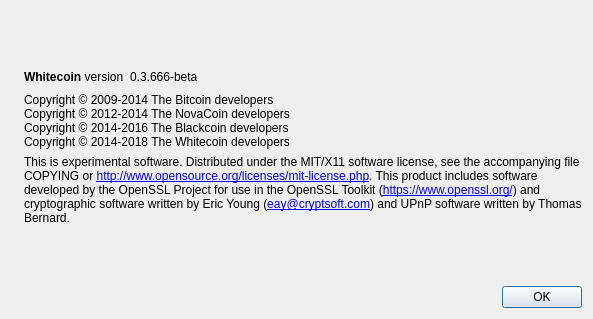
Above: src/qt/forms/aboutdialog.ui from WhitecoinCore/whitecoin before the change. Below: the same form after it.
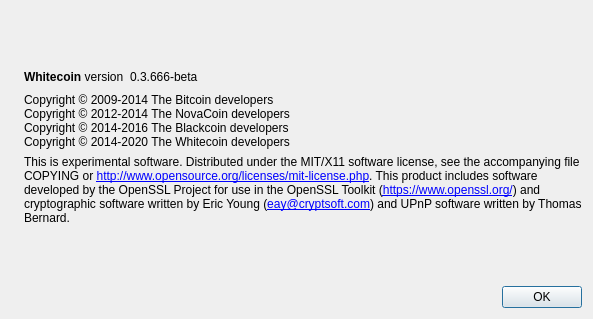
That is the form after the change. Icons and pictures are not drawn.

```diff
--- a/src/qt/forms/aboutdialog.ui
+++ b/src/qt/forms/aboutdialog.ui
@@ -94,7 +94,7 @@
         <string>Copyright © 2009-2014 The Bitcoin developers
 Copyright © 2012-2014 The NovaCoin developers
 Copyright © 2014-2016 The Blackcoin developers
-Copyright © 2014-2018 The Whitecoin developers</string>
+Copyright © 2014-2020 The Whitecoin developers</string>
        </property>
        <property name="textInteractionFlags">
         <set>Qt::LinksAccessibleByMouse|Qt::TextSelectableByKeyboard|Qt::TextSelectableByMouse</set>
```
